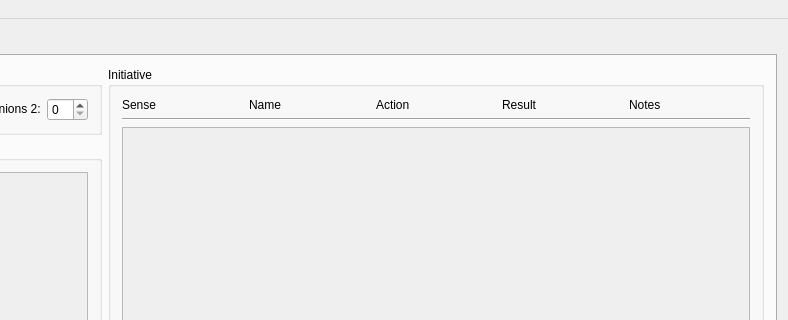
The window that src/mainwindow.ui (zobin8/talented-gm) describes before a commit, drawn with Qt 5; both pictures show x 578 to 1366 and y 0 to 320 of the 1366 by 768 pixel window.
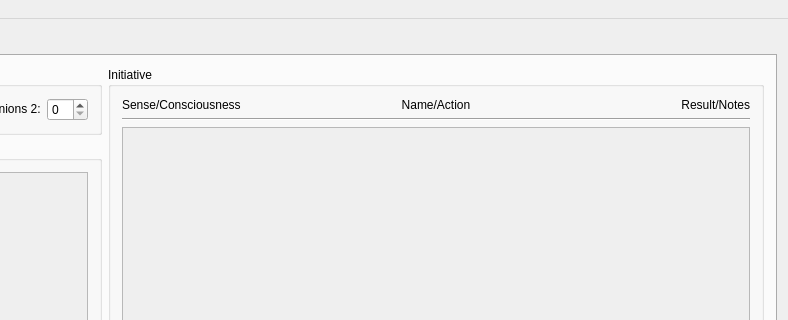
The same window after the commit.

Commit message: Added consciousness  * NPCs and players can now be set unconscious.  * They will then not be able to perform actions that turn.

```diff
--- a/src/mainwindow.ui
+++ b/src/mainwindow.ui
@@ -431,20 +431,7 @@
                     </sizepolicy>
                    </property>
                    <property name="text">
-                    <string>Sense</string>
-                   </property>
-                  </widget>
-                 </item>
-                 <item>
-                  <widget class="QLabel" name="label_5">
-                   <property name="sizePolicy">
-                    <sizepolicy hsizetype="Preferred" vsizetype="Fixed">
-                     <horstretch>0</horstretch>
-                     <verstretch>0</verstretch>
-                    </sizepolicy>
-                   </property>
-                   <property name="text">
-                    <string>Name</string>
+                    <string>Sense/Consciousness</string>
                    </property>
                   </widget>
                  </item>
@@ -457,20 +444,10 @@
                     </sizepolicy>
                    </property>
                    <property name="text">
-                    <string>Action</string>
+                    <string>Name/Action</string>
                    </property>
-                  </widget>
-                 </item>
-                 <item>
-                  <widget class="QLabel" name="label_3">
-                   <property name="sizePolicy">
-                    <sizepolicy hsizetype="Preferred" vsizetype="Fixed">
-                     <horstretch>0</horstretch>
-                     <verstretch>0</verstretch>
-                    </sizepolicy>
-                   </property>
-                   <property name="text">
-                    <string>Result</string>
+                   <property name="alignment">
+                    <set>Qt::AlignCenter</set>
                    </property>
                   </widget>
                  </item>
@@ -483,7 +460,10 @@
                     </sizepolicy>
                    </property>
                    <property name="text">
-                    <string>Notes</string>
+                    <string>Result/Notes</string>
+                   </property>
+                   <property name="alignment">
+                    <set>Qt::AlignRight|Qt::AlignTrailing|Qt::AlignVCenter</set>
                    </property>
                   </widget>
                  </item>
```
The commit also changes 5 other files.
